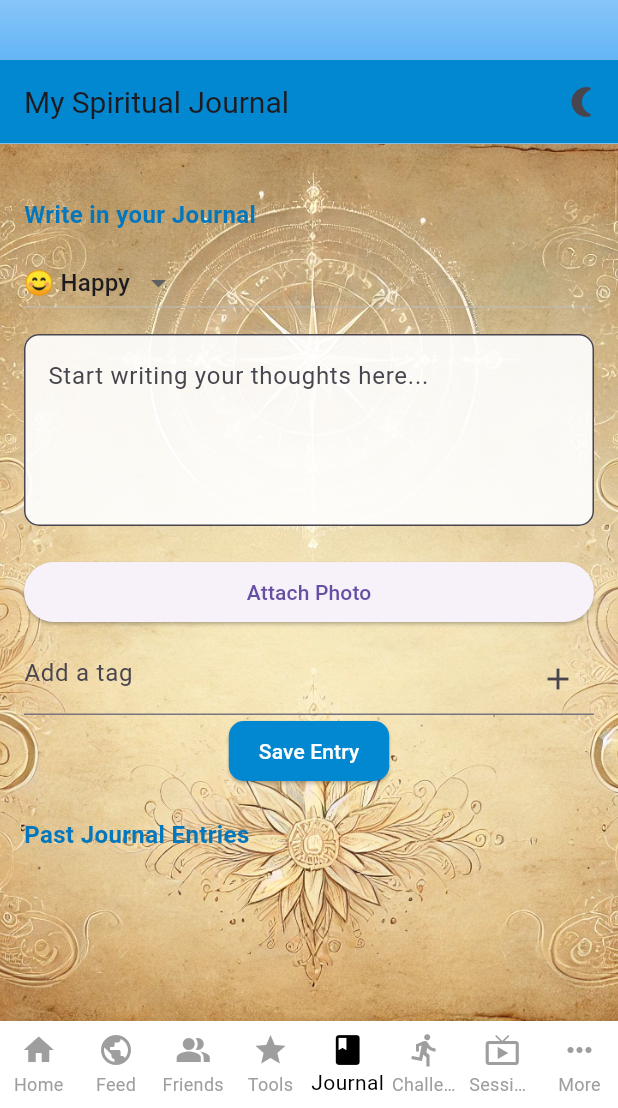
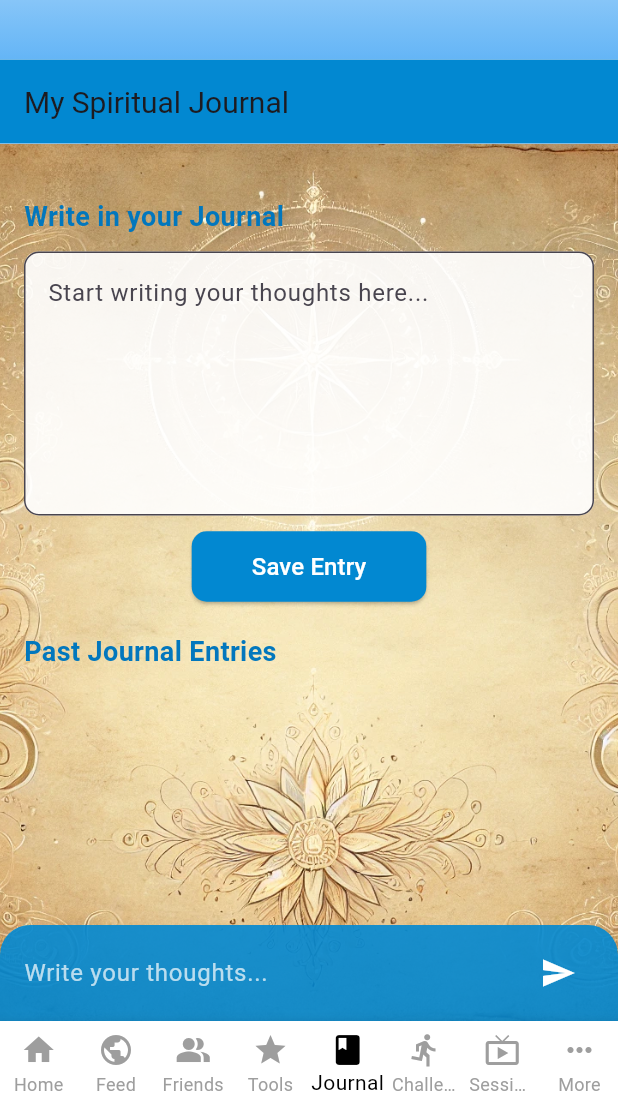
Before and after one commit to Chrisdx51/aurana1, a Flutter app: the screen it shows after launch, item 5 of the bottom bar chosen, after a tap on "Save Entry", on a phone screen of 412 x 824 dp, the part 128-1236 px from its top. Run offline on Flutter 3.47's test engine with Material 3 defaults, Android fonts, the phone set to English and light mode, and no system bars; our stand-ins replace firebase_core, flutter_local_notifications, google_mobile_ads, image_picker, shared_preferences, speech_to_text and 1 more; missing offline and left inert: encrypt; accounts and stored records are empty; network calls fail; Roboto replaces fonts that are missing (DancingScript).

```diff
--- a/lib/main.dart
+++ b/lib/main.dart
@@ -1,7 +1,6 @@
 import 'package:flutter/material.dart';
+import 'package:firebase_core/firebase_core.dart';
 import 'package:google_mobile_ads/google_mobile_ads.dart';
-import 'package:shared_preferences/shared_preferences.dart';
-import 'package:firebase_core/firebase_core.dart'; // ✅ Keep Firebase Core for Notifications if needed
 import 'services/notification_service.dart';
 import 'screens/astrology_updates_screen.dart';
 import 'screens/challenges_screen.dart';
@@ -18,18 +17,11 @@ import 'screens/spiritual_guidance_screen.dart';
 import 'screens/spiritual_tools_screen.dart';
 import 'screens/tarot_reading_screen.dart';
 
-Future<void> resetProfileStatus() async {
-  SharedPreferences prefs = await SharedPreferences.getInstance();
-  prefs.remove('isProfileComplete'); // This clears the saved profile status
-  print("Profile status reset!"); // This prints confirmation to the console
-}
-
 void main() async {
   WidgetsFlutterBinding.ensureInitialized();
-  await Firebase.initializeApp(); // ✅ Initialize Firebase
-  await resetProfileStatus(); // Reset the saved profile status
+  await Firebase.initializeApp();
   MobileAds.instance.initialize();
-  await NotificationService.init(); // ✅ Initialize notifications
+  await NotificationService.init();
   runApp(SacredConnectionsApp());
 }
 
@@ -39,15 +31,13 @@ class SacredConnectionsApp extends StatelessWidget {
     return MaterialApp(
       title: 'Sacred Connections',
       theme: ThemeData(primarySwatch: Colors.teal),
-      home: MainScreen(), // ✅ Redirect to MainScreen directly
+      home: MainScreen(),
       routes: {
         '/tarot': (context) => TarotReadingScreen(),
         '/moon': (context) => MoonCycleScreen(),
         '/breathing': (context) => GuidedBreathingScreen(),
         '/astrology': (context) => AstrologyUpdatesScreen(),
-        '/profile': (context) => ProfileScreen(), // Profile Screen remains
       },
-      debugShowCheckedModeBanner: false,
     );
   }
 }
@@ -129,8 +119,9 @@ class _MainScreenState extends State<MainScreen> {
                 title: Text('Profile'),
                 onTap: () {
                   Navigator.pop(context);
-                  Navigator.pushNamed(
-                      context, '/profile'); // Navigate to ProfileScreen
+                  setState(() {
+                    _selectedIndex = 8;
+                  });
                 },
               ),
               ListTile(
@@ -193,17 +184,12 @@ class _MainScreenState extends State<MainScreen> {
         items: [
           BottomNavigationBarItem(icon: Icon(Icons.home), label: 'Home'),
           BottomNavigationBarItem(icon: Icon(Icons.public), label: 'Feed'),
-          BottomNavigationBarItem(
-              icon: Icon(Icons.people_alt), label: 'Friends'),
+          BottomNavigationBarItem(icon: Icon(Icons.people_alt), label: 'Friends'),
           BottomNavigationBarItem(icon: Icon(Icons.star), label: 'Tools'),
           BottomNavigationBarItem(icon: Icon(Icons.book), label: 'Journal'),
-          BottomNavigationBarItem(
-              icon: Icon(Icons.directions_run), label: 'Challenges'),
+          BottomNavigationBarItem(icon: Icon(Icons.directions_run), label: 'Challenges'),
           BottomNavigationBarItem(icon: Icon(Icons.live_tv), label: 'Sessions'),
-          BottomNavigationBarItem(
-            icon: Icon(Icons.more_horiz),
-            label: 'More',
-          ),
+          BottomNavigationBarItem(icon: Icon(Icons.more_horiz), label: 'More'),
         ],
         currentIndex: _selectedIndex < 7 ? _selectedIndex : 0,
         selectedItemColor: Colors.black,
--- a/lib/models/journal_entry.dart
+++ b/lib/models/journal_entry.dart
@@ -1,100 +1,31 @@
-import 'package:flutter/material.dart';
-import 'dart:io';  // Import the dart:io library
-
 class JournalEntry {
-  final String title;
-  final String content;
-  final String dateTime;
-  final String mood; // Required mood field
-  final String? imagePath; // Add image path
-  final List<String> tags; // Add tags
+  String title;
+  String content;
+  String dateTime;
+  String mood;
 
   JournalEntry({
     required this.title,
     required this.content,
     required this.dateTime,
     required this.mood,
-    this.imagePath, // Initialize image path
-    this.tags = const [], // Initialize tags
   });
 
-  Map<String, dynamic> toJson() => {
-        'title': title,
-        'content': content,
-        'dateTime': dateTime,
-        'mood': mood,
-        'imagePath': imagePath,
-        'tags': tags,
-      };
-
-  static JournalEntry fromJson(Map<String, dynamic> json) => JournalEntry(
-        title: json['title'],
-        content: json['content'],
-        dateTime: json['dateTime'],
-        mood: json['mood'],
-        imagePath: json['imagePath'],
-        tags: List<String>.from(json['tags']),
-      );
-}
-
-// Example function to add a new journal entry
-void addJournalEntry(List<JournalEntry> journalEntries, String content, String mood, String? imagePath, List<String> tags) {
-  journalEntries.insert(
-    0,
-    JournalEntry(
-      title: "Entry",
-      content: content,
-      dateTime: DateTime.now().toString(),
-      mood: mood,
-      imagePath: imagePath,
-      tags: tags,
-    ),
-  );
-}
-
-class JournalEntryForm extends StatefulWidget {
-  @override
-  _JournalEntryFormState createState() => _JournalEntryFormState();
-}
-
-class _JournalEntryFormState extends State<JournalEntryForm> {
-  String selectedMood = "Happy";
-  final TextEditingController contentController = TextEditingController();
-  File? selectedImage;
-  final List<String> tags = [];
-
-  @override
-  Widget build(BuildContext context) {
-    return Column(
-      children: [
-        DropdownButton<String>(
-          value: selectedMood,
-          items: ["Happy", "Sad", "Neutral", "Excited", "Calm"]
-              .map((mood) => DropdownMenuItem(
-                    value: mood,
-                    child: Text(mood),
-                  ))
-              .toList(),
-          onChanged: (value) {
-            setState(() {
-              selectedMood = value!;
-            });
-          },
-        ),
-        TextField(
-          controller: contentController,
-          decoration: InputDecoration(labelText: 'Content'),
-        ),
-        ElevatedButton(
-          onPressed: () {
-            // Assuming you have a list of journal entries
-            List<JournalEntry> journalEntries = [];
-            addJournalEntry(
-                journalEntries, contentController.text, selectedMood, selectedImage?.path, tags);
-          },
-          child: Text('Add Journal Entry'),
-        ),
-      ],
+  factory JournalEntry.fromJson(Map<String, dynamic> json) {
+    return JournalEntry(
+      title: json['title'],
+      content: json['content'],
+      dateTime: json['dateTime'],
+      mood: json['mood'],
     );
   }
+
+  Map<String, dynamic> toJson() {
+    return {
+      'title': title,
+      'content': content,
+      'dateTime': dateTime,
+      'mood': mood,
+    };
+  }
 }
--- a/lib/screens/home_screen.dart
+++ b/lib/screens/home_screen.dart
@@ -4,12 +4,104 @@ class HomeScreen extends StatelessWidget {
   @override
   Widget build(BuildContext context) {
     return Scaffold(
-      appBar: AppBar(title: Text('Home')),
-      body: Center(
-        child: Text(
-          'Welcome to Aurana!',
-          style: TextStyle(fontSize: 20, fontWeight: FontWeight.bold),
+      appBar: AppBar(
+        title: Text(
+          'Home',
+          style: TextStyle(
+            fontFamily: 'CabinSketch',
+            fontWeight: FontWeight.bold,
+            fontSize: 24,
+          ),
         ),
+        backgroundColor: Colors.lightBlue.shade700,
+      ),
+      body: Stack(
+        children: [
+          // Background Image
+          Positioned.fill(
+            child: Image.asset(
+              'assets/images/bg7.png',
+              fit: BoxFit.cover,
+            ),
+          ),
+          Column(
+            children: [
+              Padding(
+                padding: const EdgeInsets.all(16.0),
+                child: Text(
+                  'Welcome to Aurana!',
+                  style: TextStyle(
+                    fontFamily: 'CabinSketch',
+                    fontWeight: FontWeight.bold,
+                    fontSize: 32,
+                    color: Colors.white,
+                  ),
+                  textAlign: TextAlign.center,
+                ),
+              ),
+              // Search Bar
+              Padding(
+                padding: const EdgeInsets.symmetric(horizontal: 16.0),
+                child: TextField(
+                  decoration: InputDecoration(
+                    hintText: 'Search...',
+                    prefixIcon: Icon(Icons.search),
+                    border: OutlineInputBorder(borderRadius: BorderRadius.circular(10)),
+                    filled: true,
+                    fillColor: Colors.white.withOpacity(0.8),
+                  ),
+                ),
+              ),
+              SizedBox(height: 20),
+              // Motivational Quote
+              Padding(
+                padding: const EdgeInsets.all(16.0),
+                child: Card(
+                  color: Colors.white.withOpacity(0.8),
+                  shape: RoundedRectangleBorder(borderRadius: BorderRadius.circular(10)),
+                  child: Padding(
+                    padding: const EdgeInsets.all(16.0),
+                    child: Text(
+                      '“The journey of a thousand miles begins with one step.” - Lao Tzu',
+                      style: TextStyle(
+                        fontFamily: 'CabinSketch',
+                        fontSize: 18,
+                      ),
+                      textAlign: TextAlign.center,
+                    ),
+                  ),
+                ),
+              ),
+              SizedBox(height: 20),
+              // Recent Activities
+              Expanded(
+                child: ListView(
+                  padding: const EdgeInsets.symmetric(horizontal: 16.0),
+                  children: [
+                    Card(
+                      color: Colors.white.withOpacity(0.8),
+                      shape: RoundedRectangleBorder(borderRadius: BorderRadius.circular(10)),
+                      child: ListTile(
+                        leading: Icon(Icons.update, color: Colors.blue),
+                        title: Text('Recent Activity 1', style: TextStyle(fontFamily: 'CabinSketch', fontSize: 16)),
+                        subtitle: Text('Details about recent activity 1', style: TextStyle(fontFamily: 'CabinSketch', fontSize: 12)),
+                      ),
+                    ),
+                    Card(
+                      color: Colors.white.withOpacity(0.8),
+                      shape: RoundedRectangleBorder(borderRadius: BorderRadius.circular(10)),
+                      child: ListTile(
+                        leading: Icon(Icons.update, color: Colors.blue),
+                        title: Text('Recent Activity 2', style: TextStyle(fontFamily: 'CabinSketch', fontSize: 16)),
+                        subtitle: Text('Details about recent activity 2', style: TextStyle(fontFamily: 'CabinSketch', fontSize: 12)),
+                      ),
+                    ),
+                  ],
+                ),
+              ),
+            ],
+          ),
+        ],
       ),
     );
   }
--- a/lib/screens/journal_screen.dart
+++ b/lib/screens/journal_screen.dart
@@ -1,8 +1,6 @@
 import 'package:flutter/material.dart';
 import 'package:shared_preferences/shared_preferences.dart';
-import 'package:image_picker/image_picker.dart';
 import 'dart:convert';
-import 'dart:io';
 import '../models/journal_entry.dart';
 
 class JournalScreen extends StatefulWidget {
@@ -13,10 +11,6 @@ class JournalScreen extends StatefulWidget {
 class _JournalScreenState extends State<JournalScreen> {
   List<JournalEntry> journalEntries = [];
   final TextEditingController _contentController = TextEditingController();
-  String selectedMood = "😊 Happy";
-  File? _selectedImage;
-  final List<String> _tags = [];
-  bool isDarkMode = false;
 
   @override
   void initState() {
@@ -30,14 +24,16 @@ class _JournalScreenState extends State<JournalScreen> {
     if (savedEntries != null) {
       setState(() {
         List<dynamic> decodedData = json.decode(savedEntries);
-        journalEntries = decodedData.map((item) => JournalEntry.fromJson(item)).toList();
+        journalEntries =
+            decodedData.map((item) => JournalEntry.fromJson(item)).toList();
       });
     }
   }
 
   Future<void> _saveJournalEntries() async {
     final prefs = await SharedPreferences.getInstance();
-    List<Map<String, dynamic>> entryList = journalEntries.map((entry) => entry.toJson()).toList();
+    List<Map<String, dynamic>> entryList =
+        journalEntries.map((entry) => entry.toJson()).toList();
     await prefs.setString('journal_entries', json.encode(entryList));
   }
 
@@ -51,16 +47,12 @@ class _JournalScreenState extends State<JournalScreen> {
             title: "Entry",
             content: content,
             dateTime: DateTime.now().toString(),
-            mood: selectedMood,
-            imagePath: _selectedImage?.path,
-            tags: List.from(_tags),
+            mood: "Neutral",
           ),
         );
       });
       _saveJournalEntries();
       _contentController.clear();
-      _selectedImage = null;
-      _tags.clear();
       ScaffoldMessenger.of(context).showSnackBar(
         SnackBar(content: Text('Journal entry saved!')),
       );
@@ -74,42 +66,16 @@ class _JournalScreenState extends State<JournalScreen> {
     _saveJournalEntries();
   }
 
-  Future<void> _pickImage() async {
-    final pickedFile = await ImagePicker().pickImage(source: ImageSource.gallery);
-    setState(() {
-      _selectedImage = File(pickedFile!.path);
-    });
-  }
-
-  void _toggleDarkMode() {
-    setState(() {
-      isDarkMode = !isDarkMode;
-    });
-  }
-
-  void _addTag(String tag) {
-    setState(() {
-      _tags.add(tag);
-    });
-  }
-
   @override
   Widget build(BuildContext context) {
     return Scaffold(
       appBar: AppBar(
         title: Text(
           "My Spiritual Journal",
-          style: TextStyle(
-              fontFamily: 'DancingScript', fontSize: 20), // Adjusted font size
+          style: TextStyle(fontFamily: 'DancingScript', fontSize: 20),
         ),
         backgroundColor: Colors.lightBlue.shade700,
         elevation: 0,
-        actions: [
-          IconButton(
-            icon: Icon(isDarkMode ? Icons.wb_sunny : Icons.nightlight_round),
-            onPressed: _toggleDarkMode,
-          ),
-        ],
       ),
       body: Stack(
         children: [
@@ -122,7 +88,10 @@ class _JournalScreenState extends State<JournalScreen> {
               ),
             ),
           ),
-          SingleChildScrollView(
+          Column(
+            children: [
+              Expanded(
+                child: SingleChildScrollView(
                   padding: EdgeInsets.all(16),
                   child: Column(
                     crossAxisAlignment: CrossAxisAlignment.stretch,
@@ -141,14 +110,12 @@ class _JournalScreenState extends State<JournalScreen> {
                                 Text(
                                   "Last Entry",
                                   style: TextStyle(
-                              fontSize: 18, // Reduced font size
+                                    fontSize: 20,
                                     fontWeight: FontWeight.bold,
                                     color: Colors.lightBlue.shade700,
                                   ),
                                 ),
                                 Divider(),
-                          if (journalEntries.first.imagePath != null)
-                            Image.file(File(journalEntries.first.imagePath!)),
                                 Text(
                                   journalEntries.first.content,
                                   style: TextStyle(
@@ -160,14 +127,6 @@ class _JournalScreenState extends State<JournalScreen> {
                                   style: TextStyle(
                                       fontSize: 12, color: Colors.grey),
                                 ),
-                          Text(
-                            "Mood: ${journalEntries.first.mood}",
-                            style: TextStyle(
-                              fontSize: 12, color: Colors.grey),
-                          ),
-                          Wrap(
-                            children: journalEntries.first.tags.map((tag) => Chip(label: Text(tag))).toList(),
-                          ),
                               ],
                             ),
                           ),
@@ -176,29 +135,10 @@ class _JournalScreenState extends State<JournalScreen> {
                       Text(
                         "Write in your Journal",
                         style: TextStyle(
-                    fontSize: 16, // Reduced font size
+                          fontSize: 18,
                           fontWeight: FontWeight.bold,
                           color: Colors.lightBlue.shade800,
                         ),
-                ),
-                SizedBox(height: 10),
-                DropdownButton<String>(
-                  value: selectedMood,
-                  items: [
-                    "😊 Happy",
-                    "😢 Sad",
-                    "😐 Neutral",
-                    "😄 Excited",
-                    "😌 Calm"
-                  ].map((mood) => DropdownMenuItem(
-                    value: mood,
-                    child: Text(mood),
-                  )).toList(),
-                  onChanged: (value) {
-                    setState(() {
-                      selectedMood = value!;
-                    });
-                  },
                       ),
                       SizedBox(height: 10),
                       TextField(
@@ -211,53 +151,23 @@ class _JournalScreenState extends State<JournalScreen> {
                             borderRadius: BorderRadius.circular(10),
                           ),
                         ),
-                  maxLines: 4, // Reduced size
-                  style: TextStyle(fontSize: 16, fontFamily: 'DancingScript'), // Stylish writing
+                        maxLines: 6,
+                        style: TextStyle(fontSize: 16),
                       ),
                       SizedBox(height: 10),
-                if (_selectedImage != null)
-                  Image.file(_selectedImage!),
-                SizedBox(height: 10),
-                ElevatedButton(
-                  onPressed: _pickImage,
-                  child: Text('Attach Photo'),
-                ),
-                SizedBox(height: 10),
-                TextField(
-                  decoration: InputDecoration(
-                    hintText: "Add a tag",
-                    suffixIcon: IconButton(
-                      icon: Icon(Icons.add),
-                      onPressed: () {
-                        // Add tag logic here
-                      },
-                    ),
-                  ),
-                  onSubmitted: _addTag,
-                ),
-                Wrap(
-                  children: _tags.map((tag) => Chip(
-                    label: Text(tag),
-                    onDeleted: () {
-                      setState(() {
-                        _tags.remove(tag);
-                      });
-                    },
-                  )).toList(),
-                ),
                       Center(
                         child: ElevatedButton(
                           onPressed: _addJournalEntry,
                           style: ElevatedButton.styleFrom(
                             backgroundColor: Colors.lightBlue.shade700,
                             padding: EdgeInsets.symmetric(
-                          horizontal: 20, vertical: 8), // Reduced size
+                                horizontal: 40, vertical: 12),
                             shape: RoundedRectangleBorder(
                                 borderRadius: BorderRadius.circular(10)),
                           ),
                           child: Text(
                             "Save Entry",
-                      style: TextStyle(color: Colors.white, fontSize: 14),
+                            style: TextStyle(color: Colors.white, fontSize: 16),
                           ),
                         ),
                       ),
@@ -265,7 +175,7 @@ class _JournalScreenState extends State<JournalScreen> {
                       Text(
                         "Past Journal Entries",
                         style: TextStyle(
-                    fontSize: 16, // Reduced font size
+                          fontSize: 18,
                           fontWeight: FontWeight.bold,
                           color: Colors.lightBlue.shade800,
                         ),
@@ -290,8 +200,8 @@ class _JournalScreenState extends State<JournalScreen> {
                               ),
                               subtitle: Text(
                                 journalEntries[index].dateTime,
-                          style:
-                              TextStyle(fontSize: 12, color: Colors.grey),
+                                style: TextStyle(
+                                    fontSize: 12, color: Colors.grey),
                               ),
                               trailing: IconButton(
                                 icon: Icon(Icons.delete, color: Colors.red),
@@ -304,6 +214,39 @@ class _JournalScreenState extends State<JournalScreen> {
                     ],
                   ),
                 ),
+              ),
+              // Chat Bar at the Bottom
+              Container(
+                padding: EdgeInsets.symmetric(horizontal: 16, vertical: 8),
+                decoration: BoxDecoration(
+                  color: Colors.lightBlue.shade700.withOpacity(0.9),
+                  borderRadius: BorderRadius.only(
+                    topLeft: Radius.circular(20),
+                    topRight: Radius.circular(20),
+                  ),
+                ),
+                child: Row(
+                  children: [
+                    Expanded(
+                      child: TextField(
+                        controller: _contentController,
+                        decoration: InputDecoration(
+                          hintText: "Write your thoughts...",
+                          hintStyle: TextStyle(color: Colors.white70),
+                          border: InputBorder.none,
+                        ),
+                        style: TextStyle(color: Colors.white),
+                      ),
+                    ),
+                    IconButton(
+                      icon: Icon(Icons.send, color: Colors.white),
+                      onPressed: _addJournalEntry,
+                    ),
+                  ],
+                ),
+              ),
+            ],
+          ),
         ],
       ),
     );
```
Also changed, not shown: pubspec.yaml (+13 -8 lines), assets/images/bg1.png (added), assets/images/bg10.png (added), assets/images/bg5.png (added), pubspec.lock, 7 other files. Lines whose indentation alone changed are shown as unchanged.
